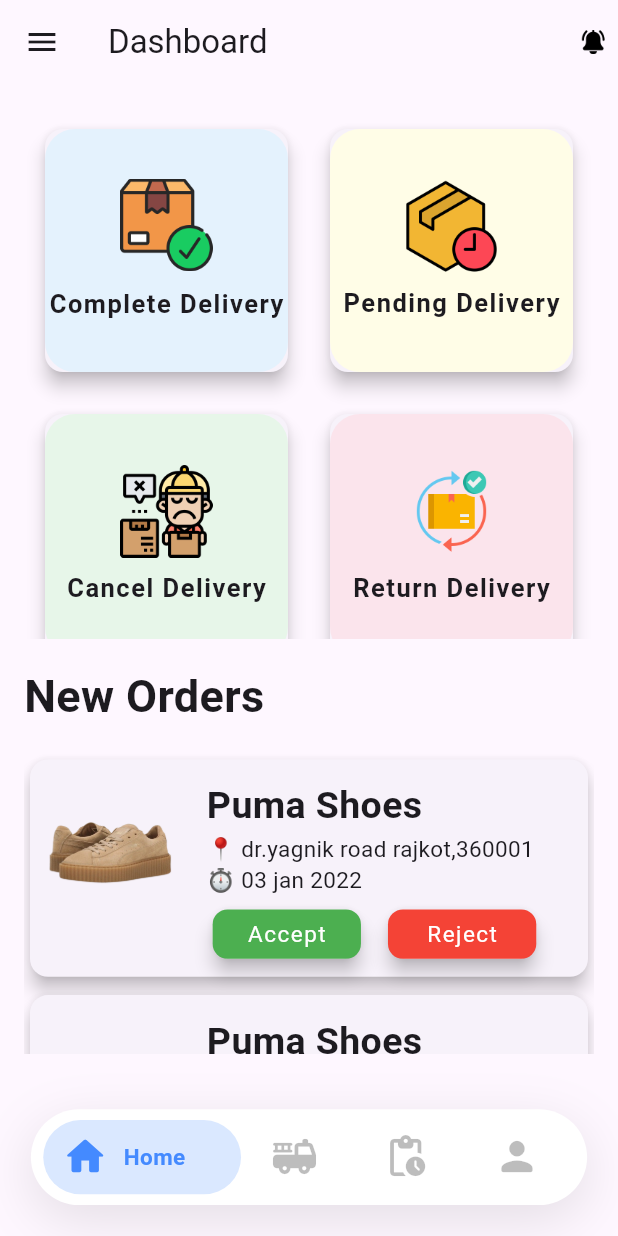
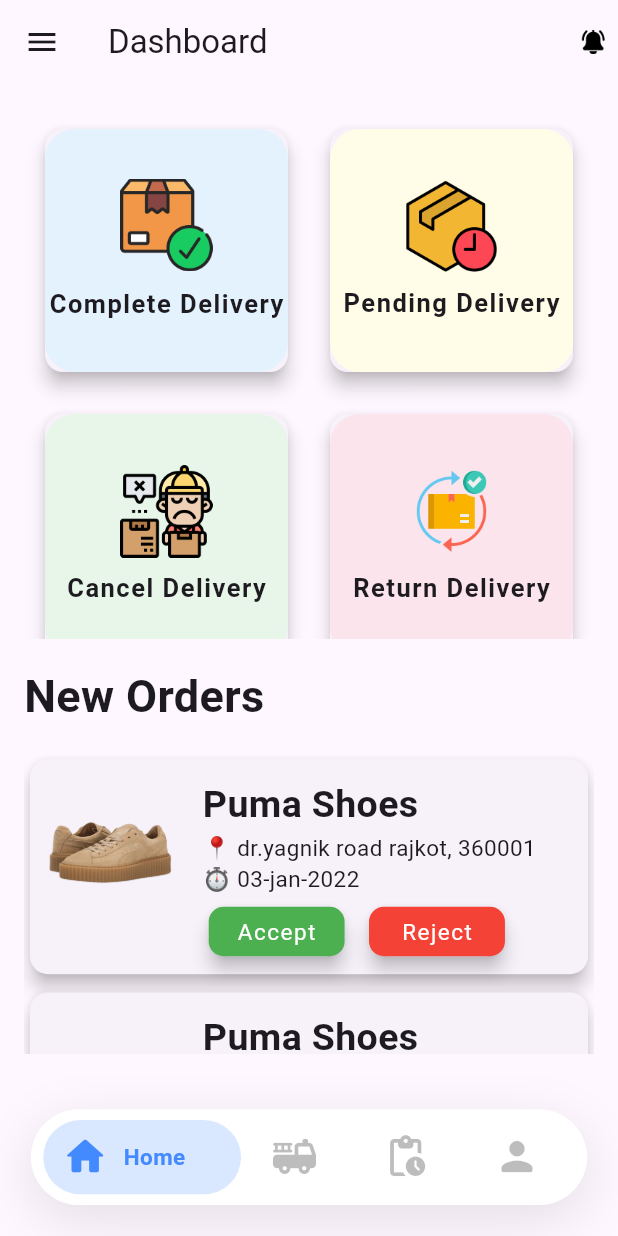
Before and after one commit to barad-rajbha/first_project, a Flutter app: the HomePage screen opened by its route, on a phone screen of 412 x 824 dp. Run offline on Flutter 3.47's test engine with Material 3 defaults, Android fonts, the phone set to English and light mode, and no system bars; our stand-ins replace cloud_firestore, firebase_auth, firebase_core, firebase_storage, image_picker, lottie; accounts and stored records are empty; project files that could hold a hidden picture were left out.

Commit message:
11-06-2024

```diff
--- a/lib/widgets/orders.dart
+++ b/lib/widgets/orders.dart
@@ -13,6 +13,7 @@
     double displaywidth = MediaQuery.of(context).size.height;
     return Card(
       elevation: 5,
+      child: Container(
         child: Row(
           crossAxisAlignment: CrossAxisAlignment.start,
           children: [
@@ -29,7 +30,7 @@
               ),
             ),
             SizedBox(
-            width: 15,
+              width:  displaywidth * 0.015,
             ),
             Padding(
               padding: const EdgeInsets.all(8.0),
@@ -37,18 +38,18 @@
                 crossAxisAlignment: CrossAxisAlignment.start,
                 children: [
                   SizedBox(
-                  height: 5,
+                    height:  displaywidth * 0.005,
                   ),
                   Text(
                     'Puma Shoes',
                     style: TextStyle(fontSize: 25, fontWeight: FontWeight.bold),
                   ),
                   Text(
-                  '📍 dr.yagnik road rajkot,360001\n⏱️ 03 jan 2022',
+                    '📍 dr.yagnik road rajkot, 360001\n⏱️ 03-jan-2022',
                     style: TextStyle(fontSize: 15),
                   ),
                   SizedBox(
-                  height: 5,
+                    height:  displaywidth * 0.005,
                   ),
                   Row(
                     children: [
@@ -56,7 +57,7 @@
                         elevation: 5,
                         child: Container(
                           height: displaywidth * 0.040,
-                        width: displaywidth * 0.120,
+                          width: displaywidth * 0.110,
                           child: Center(
                               child: Text(
                             'Accept',
@@ -71,13 +72,13 @@
                         ),
                       ),
                       SizedBox(
-                      width: 10,
+                        width:  displaywidth * 0.010,
                       ),
                       Card(
                         elevation: 5,
                         child: Container(
                           height: displaywidth * 0.040,
-                        width: displaywidth * 0.120,
+                          width: displaywidth * 0.110,
                           child: Center(
                               child: Text(
                             'Reject',
@@ -98,6 +99,7 @@
             )
           ],
         ),
+      ),
     );
   }
 }
```
Lines whose indentation alone changed are shown as unchanged.
